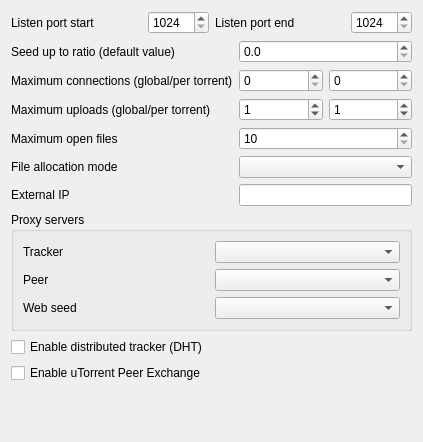
The window that engines/SettingsTorrentForm.ui (LubosD/fatrat) describes before a commit, drawn with Qt 5.
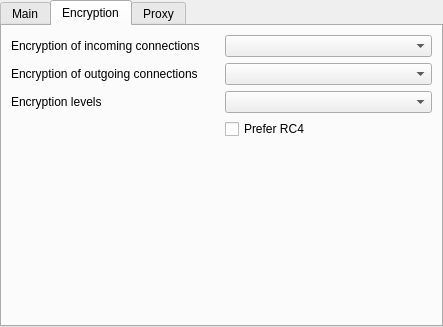
The same window after the commit. The open tabs and pages were chosen to show the change.

Commit message: BitTorrent encryption options are now configurable

```diff
--- a/engines/SettingsTorrentForm.ui
+++ b/engines/SettingsTorrentForm.ui
@@ -5,15 +5,37 @@
    <rect>
     <x>0</x>
     <y>0</y>
-    <width>423</width>
-    <height>442</height>
+    <width>443</width>
+    <height>327</height>
    </rect>
   </property>
   <property name="windowTitle" >
    <string>BitTorrent</string>
   </property>
   <layout class="QGridLayout" >
-   <item row="0" column="0" colspan="4" >
+   <property name="leftMargin" >
+    <number>0</number>
+   </property>
+   <property name="topMargin" >
+    <number>0</number>
+   </property>
+   <property name="rightMargin" >
+    <number>0</number>
+   </property>
+   <property name="bottomMargin" >
+    <number>0</number>
+   </property>
+   <item row="0" column="0" >
+    <widget class="QTabWidget" name="tabWidget" >
+     <property name="currentIndex" >
+      <number>0</number>
+     </property>
+     <widget class="QWidget" name="tab" >
+      <attribute name="title" >
+       <string>Main</string>
+      </attribute>
+      <layout class="QGridLayout" >
+       <item row="0" column="0" colspan="3" >
     <layout class="QHBoxLayout" >
      <property name="spacing" >
       <number>6</number>
@@ -189,11 +211,96 @@
    <item row="6" column="2" colspan="2" >
     <widget class="QLineEdit" name="lineIP" />
    </item>
-   <item row="7" column="0" colspan="4" >
-    <widget class="QGroupBox" name="groupBox" >
-     <property name="title" >
-      <string>Proxy servers</string>
-     </property>
+       <item row="7" column="0" colspan="2" >
+        <widget class="QCheckBox" name="checkDHT" >
+         <property name="text" >
+          <string>Enable distributed tracker (DHT)</string>
+         </property>
+        </widget>
+       </item>
+       <item row="8" column="0" colspan="2" >
+        <widget class="QCheckBox" name="checkPEX" >
+         <property name="text" >
+          <string>Enable uTorrent Peer Exchange</string>
+         </property>
+        </widget>
+       </item>
+       <item row="9" column="1" colspan="2" >
+        <spacer>
+         <property name="orientation" >
+          <enum>Qt::Vertical</enum>
+         </property>
+         <property name="sizeHint" >
+          <size>
+           <width>141</width>
+           <height>21</height>
+          </size>
+         </property>
+        </spacer>
+       </item>
+      </layout>
+     </widget>
+     <widget class="QWidget" name="tab_2" >
+      <attribute name="title" >
+       <string>Encryption</string>
+      </attribute>
+      <layout class="QGridLayout" >
+       <item row="0" column="0" >
+        <widget class="QLabel" name="label_12" >
+         <property name="text" >
+          <string>Encryption of incoming connections</string>
+         </property>
+        </widget>
+       </item>
+       <item row="0" column="1" >
+        <widget class="QComboBox" name="comboEncIncoming" />
+       </item>
+       <item row="1" column="0" >
+        <widget class="QLabel" name="label_13" >
+         <property name="text" >
+          <string>Encryption of outgoing connections</string>
+         </property>
+        </widget>
+       </item>
+       <item row="1" column="1" >
+        <widget class="QComboBox" name="comboEncOutgoing" />
+       </item>
+       <item row="2" column="0" >
+        <widget class="QLabel" name="label_14" >
+         <property name="text" >
+          <string>Encryption levels</string>
+         </property>
+        </widget>
+       </item>
+       <item row="2" column="1" >
+        <widget class="QComboBox" name="comboEncLevel" />
+       </item>
+       <item row="3" column="1" >
+        <widget class="QCheckBox" name="checkEncRC4Prefer" >
+         <property name="text" >
+          <string>Prefer RC4</string>
+         </property>
+        </widget>
+       </item>
+       <item row="4" column="0" >
+        <spacer>
+         <property name="orientation" >
+          <enum>Qt::Vertical</enum>
+         </property>
+         <property name="sizeHint" >
+          <size>
+           <width>20</width>
+           <height>131</height>
+          </size>
+         </property>
+        </spacer>
+       </item>
+      </layout>
+     </widget>
+     <widget class="QWidget" name="tab_3" >
+      <attribute name="title" >
+       <string>Proxy</string>
+      </attribute>
      <layout class="QGridLayout" >
       <item row="0" column="0" >
        <widget class="QLabel" name="label_9" >
@@ -225,24 +332,7 @@
       <item row="2" column="1" >
        <widget class="QComboBox" name="comboProxySeed" />
       </item>
-     </layout>
-    </widget>
-   </item>
-   <item row="8" column="0" colspan="2" >
-    <widget class="QCheckBox" name="checkDHT" >
-     <property name="text" >
-      <string>Enable distributed tracker (DHT)</string>
-     </property>
-    </widget>
-   </item>
-   <item row="9" column="0" colspan="2" >
-    <widget class="QCheckBox" name="checkPEX" >
-     <property name="text" >
-      <string>Enable uTorrent Peer Exchange</string>
-     </property>
-    </widget>
-   </item>
-   <item row="10" column="1" colspan="2" >
+       <item row="3" column="0" >
     <spacer>
      <property name="orientation" >
       <enum>Qt::Vertical</enum>
@@ -254,6 +344,10 @@
       </size>
      </property>
     </spacer>
+       </item>
+      </layout>
+     </widget>
+    </widget>
    </item>
   </layout>
  </widget>
```
Left out of the diff: 4 changed lines with no effect on the pictures. Lines whose indentation alone changed are shown as unchanged. The commit also changes 7 other files.
